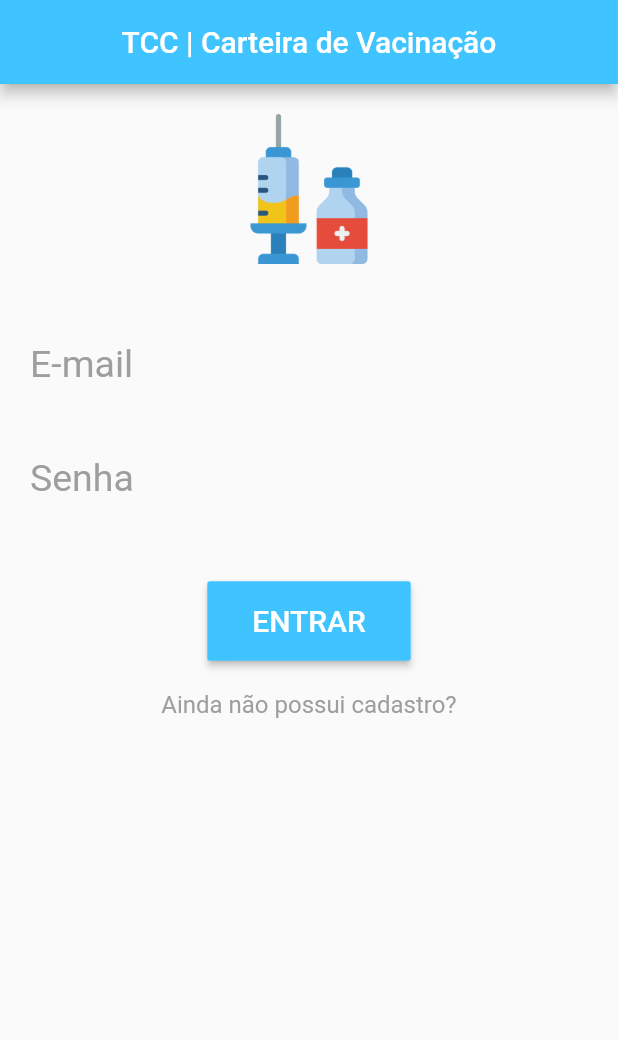
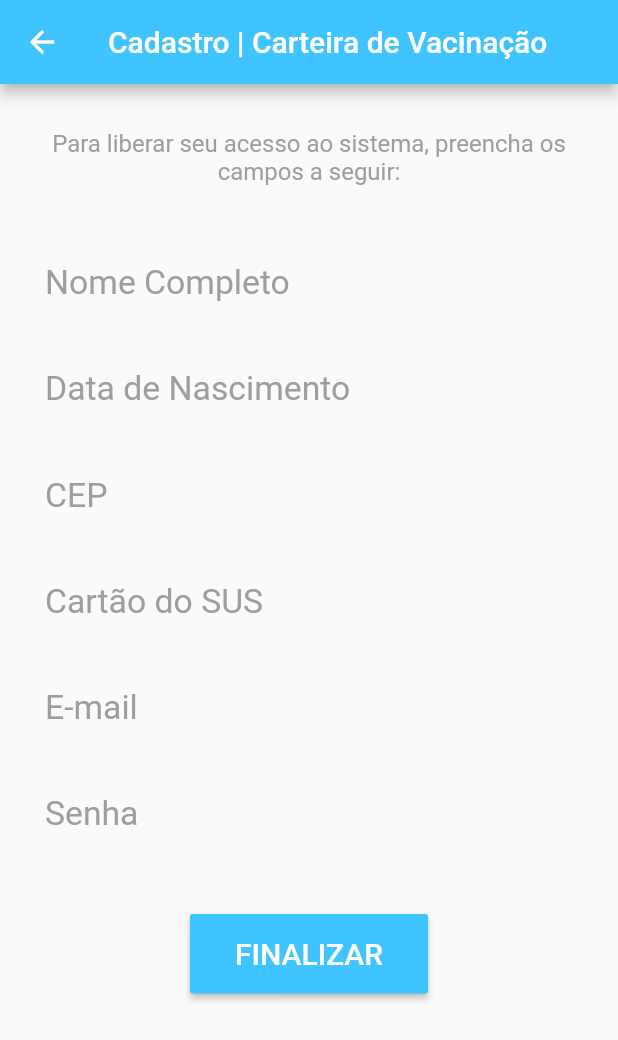
Before and after one commit to MateusDanieel/etec_app_tcc_vac, a Flutter app: the screen it shows after launch, after a tap on "Ainda não possui cadastro?", on a phone screen of 412 x 824 dp. Shown: the top 1040 px of the screen. Run offline on Flutter 3.47's test engine with Material 2 defaults, Android fonts, the phone set to English and light mode, and no system bars.

Commit message:
Construção da página de 'cadastro'.

```diff
--- /dev/null
+++ b/lib/views/cadastro.dart
@@ -0,0 +1,151 @@
+import 'package:flutter/material.dart';
+
+class Cadastro extends StatefulWidget {
+  @override
+  _CadastroState createState() => _CadastroState();
+}
+
+class _CadastroState extends State<Cadastro> {
+  TextEditingController nomeCompController = TextEditingController();
+  TextEditingController nmrSusController = TextEditingController();
+  TextEditingController dtNascController = TextEditingController();
+  TextEditingController emailController = TextEditingController();
+  TextEditingController senhaController = TextEditingController();
+  TextEditingController cepController = TextEditingController();
+  GlobalKey<FormState> _formKey = GlobalKey<FormState>();
+
+  @override
+  Widget build(BuildContext context) {
+    return Scaffold(
+      appBar: AppBar(
+        title: Text("Cadastro | Carteira de Vacinação"),
+        centerTitle: true,
+        backgroundColor: Colors.lightBlueAccent,
+      ),
+      body: SingleChildScrollView(
+        padding: EdgeInsets.all(30.0),
+        child: Form(
+          key: _formKey,
+          child: Column(children: [
+            Text(
+              "Para liberar seu acesso ao sistema, preencha os campos a seguir:",
+              textAlign: TextAlign.center,
+              style: TextStyle(color: Colors.grey, fontSize: 16.0),
+            ),
+            Padding(
+              padding: EdgeInsets.only(top: 15.0, bottom: 15.0),
+            ),
+            TextFormField(
+              keyboardType: TextInputType.name,
+              decoration: InputDecoration(
+                border: InputBorder.none,
+                labelText: "Nome Completo",
+                labelStyle: TextStyle(color: Colors.grey),
+              ),
+              style: TextStyle(color: Colors.black, fontSize: 22.5),
+              controller: nomeCompController,
+              // ignore: missing_return
+              validator: (value) {
+                if (value.isEmpty) {
+                  return "Campo Obrigatório.";
+                }
+              },
+            ),
+            TextFormField(
+              keyboardType: TextInputType.datetime,
+              decoration: InputDecoration(
+                border: InputBorder.none,
+                labelText: "Data de Nascimento",
+                labelStyle: TextStyle(color: Colors.grey),
+              ),
+              style: TextStyle(color: Colors.black, fontSize: 22.5),
+              controller: dtNascController,
+              // ignore: missing_return
+              validator: (value) {
+                if (value.isEmpty) {
+                  return "Campo Obrigatório.";
+                }
+              },
+            ),
+            TextFormField(
+              keyboardType: TextInputType.number,
+              decoration: InputDecoration(
+                border: InputBorder.none,
+                labelText: "CEP",
+                labelStyle: TextStyle(color: Colors.grey),
+              ),
+              style: TextStyle(color: Colors.black, fontSize: 22.5),
+              controller: cepController,
+              // ignore: missing_return
+              validator: (value) {
+                if (value.isEmpty) {
+                  return "Campo Obrigatório.";
+                }
+              },
+            ),
+            TextFormField(
+              keyboardType: TextInputType.number,
+              decoration: InputDecoration(
+                border: InputBorder.none,
+                labelText: "Cartão do SUS",
+                labelStyle: TextStyle(color: Colors.grey),
+              ),
+              style: TextStyle(color: Colors.black, fontSize: 22.5),
+              controller: nmrSusController,
+              // ignore: missing_return
+              validator: (value) {
+                if (value.isEmpty) {
+                  return "Campo Obrigatório.";
+                }
+              },
+            ),
+            TextFormField(
+              keyboardType: TextInputType.emailAddress,
+              decoration: InputDecoration(
+                border: InputBorder.none,
+                labelText: "E-mail",
+                labelStyle: TextStyle(color: Colors.grey),
+              ),
+              style: TextStyle(color: Colors.black, fontSize: 22.5),
+              controller: emailController,
+              // ignore: missing_return
+              validator: (value) {
+                if (value.isEmpty) {
+                  return "Campo Obrigatório.";
+                }
+              },
+            ),
+            TextFormField(
+              keyboardType: TextInputType.visiblePassword,
+              decoration: InputDecoration(
+                border: InputBorder.none,
+                labelText: "Senha",
+                labelStyle: TextStyle(color: Colors.grey),
+              ),
+              style: TextStyle(color: Colors.black, fontSize: 22.5),
+              controller: senhaController,
+              // ignore: missing_return
+              validator: (value) {
+                if (value.isEmpty) {
+                  return "Campo Obrigatório.";
+                }
+              },
+            ),
+            Padding(
+              padding: EdgeInsets.only(top: 15.0, bottom: 15.0),
+            ),
+            RaisedButton(
+              child: Text(
+                "FINALIZAR",
+                style: TextStyle(fontSize: 20, color: Colors.white),
+              ),
+              color: Colors.lightBlueAccent,
+              padding: EdgeInsets.fromLTRB(30, 15, 30, 15),
+              onPressed: () {},
+            ),
+          ]),
+        ),
+      ),
+    );
+  }
+}
--- a/lib/views/login.dart
+++ b/lib/views/login.dart
@@ -1,6 +1,7 @@
 import 'dart:io';
 
 import 'package:flutter/material.dart';
+import 'package:tcc_cart_vac/views/cadastro.dart';
 
 class Login extends StatefulWidget {
   @override
@@ -16,7 +17,7 @@ class _LoginState extends State<Login> {
   Widget build(BuildContext context) {
     return Scaffold(
       appBar: AppBar(
-        title: Text("TCC | Carteira de Vacinação"),
+        title: Text("Login | Carteira de Vacinação"),
         centerTitle: true,
         backgroundColor: Colors.lightBlueAccent,
       ),
@@ -43,7 +44,7 @@ class _LoginState extends State<Login> {
                       labelText: "E-mail",
                       labelStyle: TextStyle(color: Colors.grey),
                     ),
-                    style: TextStyle(color: Colors.black, fontSize: 25.0),
+                    style: TextStyle(color: Colors.black, fontSize: 22.5),
                     controller: mailController,
                     // ignore: missing_return
                     validator: (value) {
@@ -59,7 +60,7 @@ class _LoginState extends State<Login> {
                       labelText: "Senha",
                       labelStyle: TextStyle(color: Colors.grey),
                     ),
-                    style: TextStyle(color: Colors.black, fontSize: 25.0),
+                    style: TextStyle(color: Colors.black, fontSize: 22.5),
                     controller: passController,
                     // ignore: missing_return
                     validator: (value) {
@@ -91,7 +92,10 @@ class _LoginState extends State<Login> {
                           decoration: TextDecoration.none,
                           color: Colors.grey,
                           fontSize: 16.0)),
-                  onTap: () {}),
+                  onTap: () {
+                    Navigator.push(context,
+                        MaterialPageRoute(builder: (context) => Cadastro()));
+                  }),
             ],
           ),
         ),
```
